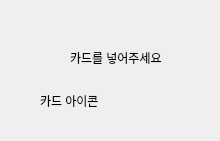
Old version of the form ui/craditPay.ui in the repository BSEom/miniP_kiosk.
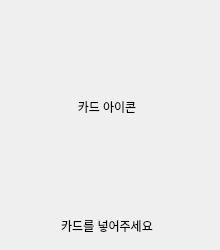
New version of the form.

Commit message: 카드 수정

What changed in the file:
```diff
--- a/ui/craditPay.ui
+++ b/ui/craditPay.ui
@@ -7,37 +7,79 @@
     <x>0</x>
     <y>0</y>
     <width>220</width>
-    <height>141</height>
+    <height>250</height>
    </rect>
   </property>
+  <property name="minimumSize">
+   <size>
+    <width>220</width>
+    <height>250</height>
+   </size>
+  </property>
   <property name="windowTitle">
    <string>Form</string>
   </property>
   <widget class="QLabel" name="label">
    <property name="geometry">
     <rect>
-     <x>40</x>
-     <y>80</y>
-     <width>161</width>
-     <height>41</height>
+     <x>7</x>
+     <y>7</y>
+     <width>200</width>
+     <height>200</height>
     </rect>
    </property>
+   <property name="sizePolicy">
+    <sizepolicy hsizetype="Expanding" vsizetype="Expanding">
+     <horstretch>0</horstretch>
+     <verstretch>0</verstretch>
+    </sizepolicy>
+   </property>
+   <property name="minimumSize">
+    <size>
+     <width>200</width>
+     <height>200</height>
+    </size>
+   </property>
    <property name="text">
     <string>카드 아이콘</string>
    </property>
+   <property name="scaledContents">
+    <bool>true</bool>
+   </property>
+   <property name="alignment">
+    <set>Qt::AlignCenter</set>
+   </property>
   </widget>
   <widget class="QLabel" name="label_2">
    <property name="geometry">
     <rect>
-     <x>70</x>
-     <y>50</y>
-     <width>111</width>
-     <height>16</height>
+     <x>7</x>
+     <y>211</y>
+     <width>200</width>
+     <height>30</height>
     </rect>
    </property>
+   <property name="sizePolicy">
+    <sizepolicy hsizetype="Expanding" vsizetype="Expanding">
+     <horstretch>0</horstretch>
+     <verstretch>0</verstretch>
+    </sizepolicy>
+   </property>
+   <property name="minimumSize">
+    <size>
+     <width>200</width>
+     <height>30</height>
+    </size>
+   </property>
+   <property name="layoutDirection">
+    <enum>Qt::LeftToRight</enum>
+   </property>
    <property name="text">
     <string>카드를 넣어주세요</string>
    </property>
+   <property name="alignment">
+    <set>Qt::AlignCenter</set>
+   </property>
   </widget>
  </widget>
  <resources/>
```
The commit also changes 1 other file.
